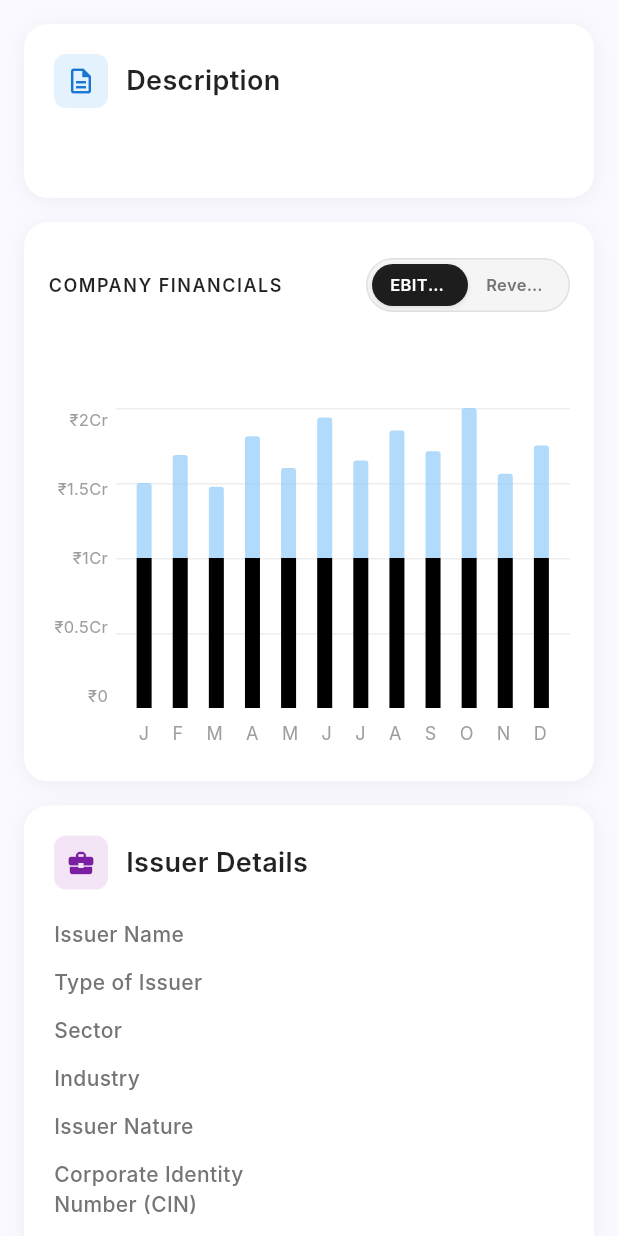
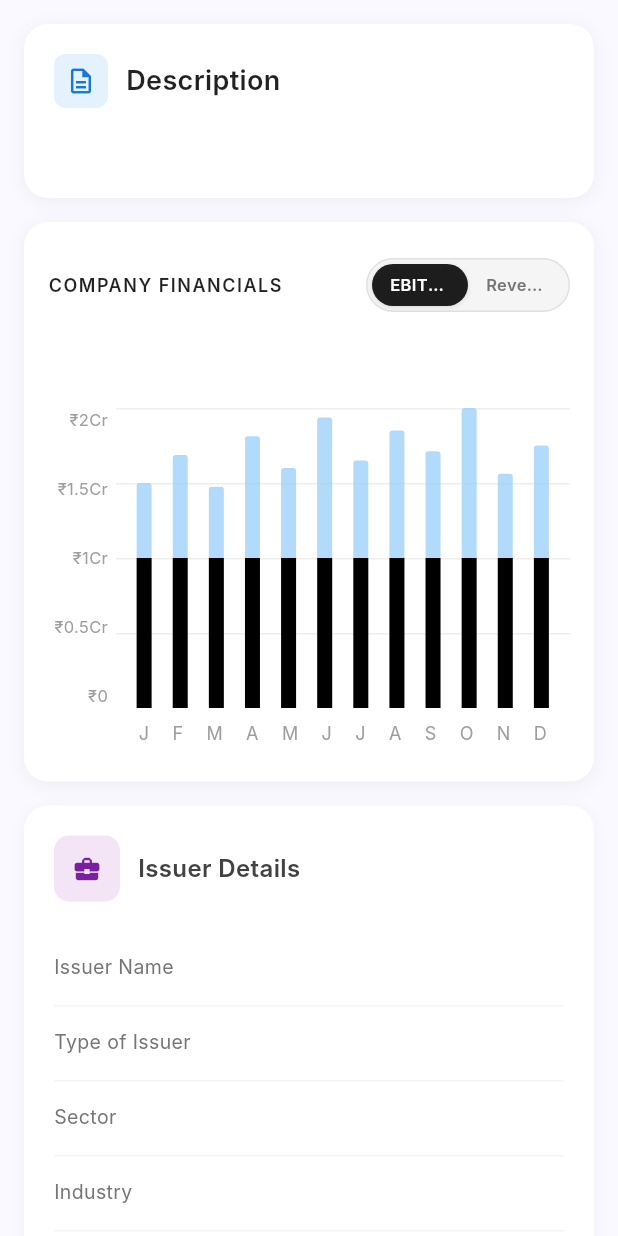
Before and after one commit to gourab9817/tapproject, a Flutter app: the BondInfoTab widget shown alone on an empty page, opened directly with empty values, on a phone screen of 412 x 824 dp. Run offline on Flutter 3.47's test engine with Material 3 defaults, Android fonts, the light colour scheme and no system bars; our stand-ins replace dartz, dio, equatable, fl_chart, flutter_bloc, freezed_annotation and 2 more; network calls fail; Roboto replaces fonts that are missing (Inter).

Commit message:
Feat: Scalling on the issuer details

```diff
--- a/lib/features/bond_detail/presentation/widgets/bond_info_tab.dart
+++ b/lib/features/bond_detail/presentation/widgets/bond_info_tab.dart
@@ -842,17 +842,18 @@ class _BondInfoTabState extends State<BondInfoTab> with TickerProviderStateMixin
     final issuer = widget.bondDetail.issuerDetails!;
     final screenSize = MediaQuery.of(context).size;
     final isTablet = screenSize.width > 600;
+    final isSmall = screenSize.width < 400;
 
     return Container(
       width: double.infinity,
-      padding: EdgeInsets.all(isTablet ? 24 : 20),
+      padding: EdgeInsets.all(isTablet ? 24 : (isSmall ? 16 : 20)),
       decoration: BoxDecoration(
         color: Colors.white,
-        borderRadius: BorderRadius.circular(isTablet ? 20 : 16),
+        borderRadius: BorderRadius.circular(16),
         boxShadow: [
           BoxShadow(
-            color: Colors.black.withOpacity(0.05),
-            blurRadius: isTablet ? 12 : 10,
+            color: Colors.black.withOpacity(0.04),
+            blurRadius: 8,
             offset: const Offset(0, 2),
           ),
         ],
@@ -863,132 +864,93 @@ class _BondInfoTabState extends State<BondInfoTab> with TickerProviderStateMixin
           Row(
             children: [
               Container(
-                padding: EdgeInsets.all(isTablet ? 10 : 8),
+                padding: const EdgeInsets.all(12),
                 decoration: BoxDecoration(
                   color: Colors.purple[50],
-                  borderRadius: BorderRadius.circular(isTablet ? 10 : 8),
+                  borderRadius: BorderRadius.circular(10),
                 ),
                 child: Icon(
                   Icons.business_center,
                   color: Colors.purple[700],
-                  size: isTablet ? 22 : 20,
+                  size: 20,
                 ),
               ),
-              SizedBox(width: isTablet ? 14 : 12),
+              const SizedBox(width: 12),
               Text(
                 'Issuer Details',
                 style: TextStyle(
-                  fontSize: isTablet ? 20 : 18,
+                  fontSize: isTablet ? 18 : 16,
                   fontWeight: FontWeight.w600,
-                  color: Colors.black87,
+                  color: Colors.grey[800],
                 ),
               ),
             ],
           ),
           SizedBox(height: isTablet ? 24 : 20),
 
-          if (issuer.issuerName != null) ...[
-            _buildDetailRow('Issuer Name', issuer.issuerName!),
-            SizedBox(height: isTablet ? 14 : 12),
-          ],
-          if (issuer.typeOfIssuer != null) ...[
-            _buildDetailRow('Type of Issuer', issuer.typeOfIssuer!),
-            SizedBox(height: isTablet ? 14 : 12),
-          ],
-          if (issuer.sector != null) ...[
-            _buildDetailRow('Sector', issuer.sector!),
-            SizedBox(height: isTablet ? 14 : 12),
-          ],
-          if (issuer.industry != null) ...[
-            _buildDetailRow('Industry', issuer.industry!),
-            SizedBox(height: isTablet ? 14 : 12),
-          ],
-          if (issuer.issuerNature != null) ...[
-            _buildDetailRow('Issuer Nature', issuer.issuerNature!),
-            SizedBox(height: isTablet ? 14 : 12),
-          ],
-          if (issuer.cin != null) ...[
-            _buildDetailRow('Corporate Identity Number (CIN)', issuer.cin!),
-            SizedBox(height: isTablet ? 14 : 12),
-          ],
-          if (issuer.leadManager != null) ...[
-            _buildDetailRow('Lead Manager', issuer.leadManager!),
-            SizedBox(height: isTablet ? 14 : 12),
-          ],
-          if (issuer.registrar != null) ...[
-            _buildDetailRow('Registrar', issuer.registrar!),
-            SizedBox(height: isTablet ? 14 : 12),
-          ],
-          if (issuer.debentureTrustee != null) ...[
-            _buildDetailRow('Debenture Trustee', issuer.debentureTrustee!),
-          ],
+          // Clean detail rows matching the design
+          _buildCleanDetailRow('Issuer Name', issuer.issuerName ?? '-', isTablet),
+          _buildCleanDetailRow('Type of Issuer', issuer.typeOfIssuer ?? '-', isTablet),
+          _buildCleanDetailRow('Sector', issuer.sector ?? '-', isTablet),
+          _buildCleanDetailRow('Industry', issuer.industry ?? '-', isTablet),
+          _buildCleanDetailRow('Issuer Nature', issuer.issuerNature ?? '-', isTablet),
+          _buildCleanDetailRow('Corporate Identity Number (CIN)', issuer.cin ?? '-', isTablet),
+          _buildCleanDetailRow('Lead Manager', issuer.leadManager ?? '-', isTablet),
+          _buildCleanDetailRow('Registrar', issuer.registrar ?? 'KFIN TECHNOLOGIES PRIVATE LIMITED', isTablet),
+          _buildCleanDetailRow('Debenture Trustee', issuer.debentureTrustee ?? '-', isTablet, isLast: true),
         ],
       ),
     );
   }
 
-  Widget _buildDetailRow(String label, String value) {
+  Widget _buildCleanDetailRow(String label, String value, bool isTablet, {bool isLast = false}) {
     final screenSize = MediaQuery.of(context).size;
-    final isTablet = screenSize.width > 600;
-    final isVerySmall = screenSize.width < 360;
+    final isSmall = screenSize.width < 400;
 
-    // Responsive layout: stack vertically on very small screens
-    if (isVerySmall) {
-      return Column(
+    return Container(
+      width: double.infinity,
+      padding: EdgeInsets.symmetric(vertical: isTablet ? 16 : 14),
+      decoration: BoxDecoration(
+        border: isLast ? null : Border(
+          bottom: BorderSide(
+            color: Colors.grey[100]!,
+            width: 1,
+          ),
+        ),
+      ),
+      child: Row(
         crossAxisAlignment: CrossAxisAlignment.start,
         children: [
-          Text(
+          // Label column - fixed width for alignment
+          SizedBox(
+            width: isSmall ? 120 : (isTablet ? 180 : 140),
+            child: Text(
               label,
               style: TextStyle(
-              fontSize: 12,
+                fontSize: isSmall ? 13 : (isTablet ? 14 : 13),
                 color: Colors.grey[600],
-              fontWeight: FontWeight.w500,
+                fontWeight: FontWeight.w400,
+                height: 1.5,
               ),
             ),
-          SizedBox(height: 4),
-          Text(
+          ),
+
+          SizedBox(width: isTablet ? 24 : (isSmall ? 12 : 16)),
+
+          // Value column - flexible width
+          Expanded(
+            child: Text(
               value,
-            style: const TextStyle(
-              fontSize: 13,
+              style: TextStyle(
+                fontSize: isSmall ? 14 : (isTablet ? 15 : 14),
                 color: Colors.black87,
                 fontWeight: FontWeight.w500,
+                height: 1.5,
+              ),
             ),
           ),
         ],
-      );
-    }
-
-    return Row(
-      crossAxisAlignment: CrossAxisAlignment.start,
-      children: [
-        Flexible(
-          flex: isTablet ? 2 : 3,
-          child: Text(
-            label,
-            style: TextStyle(
-              fontSize: isTablet ? 15 : 14,
-              color: Colors.grey[600],
-              fontWeight: FontWeight.w500,
       ),
-            maxLines: 2,
-            overflow: TextOverflow.ellipsis,
-          ),
-        ),
-        SizedBox(width: isTablet ? 20 : 12),
-        Flexible(
-          flex: isTablet ? 3 : 4,
-          child: Text(
-            value,
-            style: TextStyle(
-              fontSize: isTablet ? 15 : 14,
-              color: Colors.black87,
-              fontWeight: FontWeight.w500,
-            ),
-            maxLines: 3,
-            overflow: TextOverflow.ellipsis,
-          ),
-        ),
-      ],
     );
   }
 
```
Lines whose indentation alone changed are shown as unchanged.
